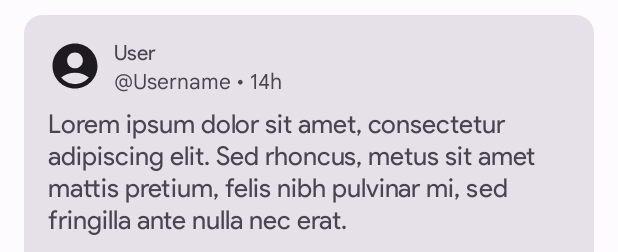
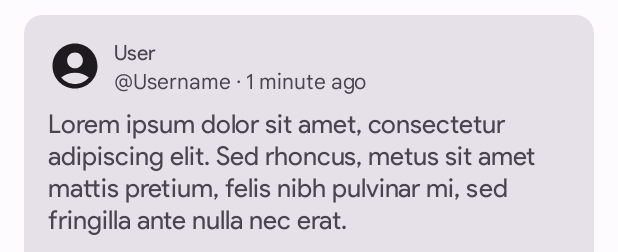
Before and after one commit to CominAtYou/Card, an Android app: the layout tweet_text_only.xml on its own in the app's theme, with its tools: preview values and no code run, on a phone screen of 412 x 824 dp. Shown: the top 252 px of the screen. Run offline under Robolectric (Android 15) with nearby library versions, the phone set to English and light mode, and no system bars.

Commit message:
Move timestamp into its own TextView

```diff
--- a/app/src/main/res/layout/tweet_text_only.xml
+++ b/app/src/main/res/layout/tweet_text_only.xml
@@ -53,13 +53,28 @@
                 android:textSize="14sp"
                 tools:text="User" />
 
-            <TextView
-                android:id="@+id/text_only_username_timestamp"
+            <LinearLayout
                 android:layout_width="wrap_content"
                 android:layout_height="wrap_content"
-                android:fontFamily="@font/gs_text_regular"
-                android:textSize="14sp"
-                tools:text="\@Username • 14h" />
+                android:orientation="horizontal">
+
+                <TextView
+                    android:id="@+id/text_only_username"
+                    android:layout_width="wrap_content"
+                    android:layout_height="wrap_content"
+                    android:fontFamily="@font/gs_text_regular"
+                    android:textSize="14sp"
+                    tools:text="\@Username · " />
+
+                <TextView
+                    android:layout_width="wrap_content"
+                    android:layout_height="wrap_content"
+                    android:id="@+id/text_only_timestamp"
+                    android:fontFamily="@font/gs_text_regular"
+                    android:textSize="14sp"
+                    tools:text="1 minute ago" />
+
+            </LinearLayout>
 
         </LinearLayout>
 
```
Also changed, not shown: app/src/main/java/com/cominatyou/card/adapters/TimelineAdapter.java (+6 -3 lines).
